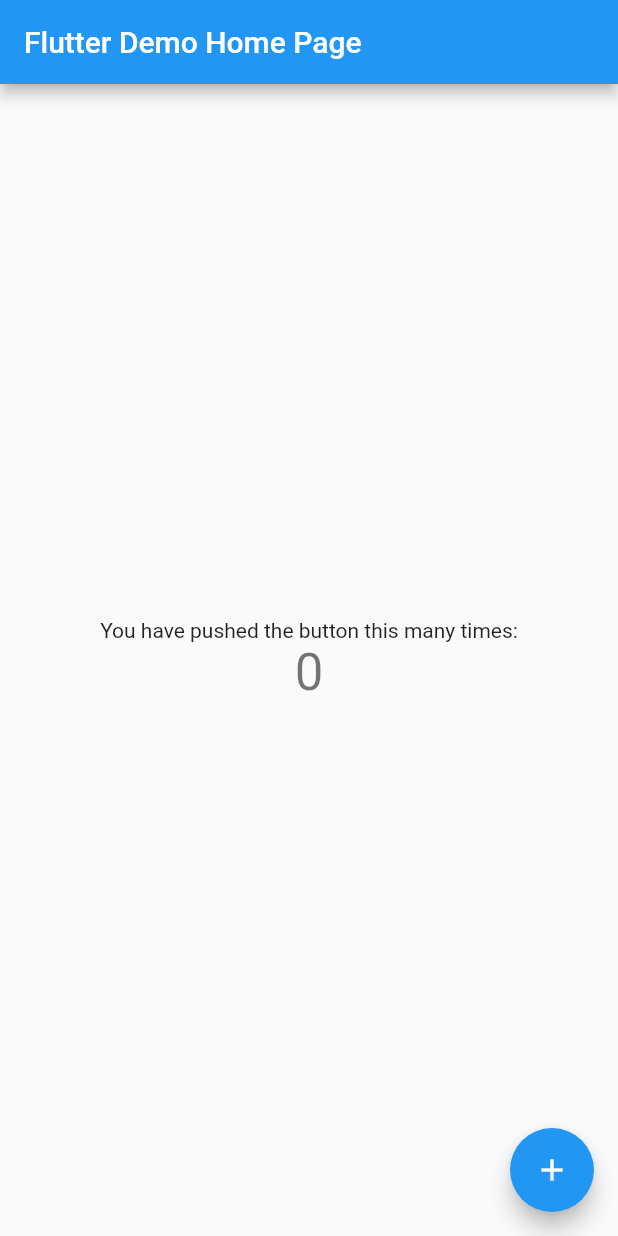
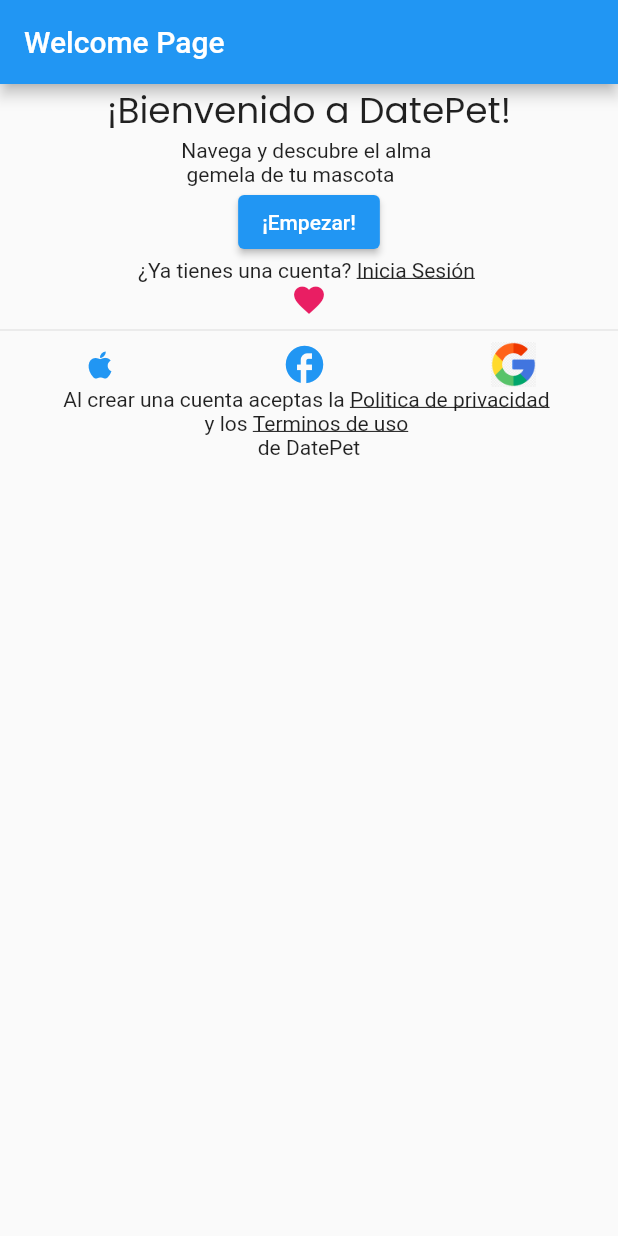
Before and after one commit to cesar77muse/datePet_App, a Flutter app: the screen it shows after launch, on a phone screen of 412 x 824 dp. Run offline on Flutter 3.47's test engine with Material 2 defaults, Android fonts, the light colour scheme and no system bars.

Commit message:
firstConfig and welcome page

```diff
--- a/datepet_flutter_project/lib/main.dart
+++ b/datepet_flutter_project/lib/main.dart
@@ -1,115 +1,17 @@
+import 'package:datepet_flutter_project/screens/wecolme.dart';
 import 'package:flutter/material.dart';
 
-void main() {
-  runApp(const MyApp());
-}
+void main() => runApp(DatePetApp());
 
-class MyApp extends StatelessWidget {
-  const MyApp({super.key});
+class DatePetApp extends StatelessWidget {
+  const DatePetApp({super.key});
 
-  // This widget is the root of your application.
   @override
   Widget build(BuildContext context) {
     return MaterialApp(
-      title: 'Flutter Demo',
-      theme: ThemeData(
-        // This is the theme of your application.
-        //
-        // Try running your application with "flutter run". You'll see the
-        // application has a blue toolbar. Then, without quitting the app, try
-        // changing the primarySwatch below to Colors.green and then invoke
-        // "hot reload" (press "r" in the console where you ran "flutter run",
-        // or simply save your changes to "hot reload" in a Flutter IDE).
-        // Notice that the counter didn't reset back to zero; the application
-        // is not restarted.
-        primarySwatch: Colors.blue,
-      ),
-      home: const MyHomePage(title: 'Flutter Demo Home Page'),
-    );
+      debugShowCheckedModeBanner: false,
+      title: 'Material App',   // belongs to register not seen
+      home: Welcome()
+      );
   }
 }
-
-class MyHomePage extends StatefulWidget {
-  const MyHomePage({super.key, required this.title});
-
-  // This widget is the home page of your application. It is stateful, meaning
-  // that it has a State object (defined below) that contains fields that affect
-  // how it looks.
-
-  // This class is the configuration for the state. It holds the values (in this
-  // case the title) provided by the parent (in this case the App widget) and
-  // used by the build method of the State. Fields in a Widget subclass are
-  // always marked "final".
-
-  final String title;
-
-  @override
-  State<MyHomePage> createState() => _MyHomePageState();
-}
-
-class _MyHomePageState extends State<MyHomePage> {
-  int _counter = 0;
-
-  void _incrementCounter() {
-    setState(() {
-      // This call to setState tells the Flutter framework that something has
-      // changed in this State, which causes it to rerun the build method below
-      // so that the display can reflect the updated values. If we changed
-      // _counter without calling setState(), then the build method would not be
-      // called again, and so nothing would appear to happen.
-      _counter++;
-    });
-  }
-
-  @override
-  Widget build(BuildContext context) {
-    // This method is rerun every time setState is called, for instance as done
-    // by the _incrementCounter method above.
-    //
-    // The Flutter framework has been optimized to make rerunning build methods
-    // fast, so that you can just rebuild anything that needs updating rather
-    // than having to individually change instances of widgets.
-    return Scaffold(
-      appBar: AppBar(
-        // Here we take the value from the MyHomePage object that was created by
-        // the App.build method, and use it to set our appbar title.
-        title: Text(widget.title),
-      ),
-      body: Center(
-        // Center is a layout widget. It takes a single child and positions it
-        // in the middle of the parent.
-        child: Column(
-          // Column is also a layout widget. It takes a list of children and
-          // arranges them vertically. By default, it sizes itself to fit its
-          // children horizontally, and tries to be as tall as its parent.
-          //
-          // Invoke "debug painting" (press "p" in the console, choose the
-          // "Toggle Debug Paint" action from the Flutter Inspector in Android
-          // Studio, or the "Toggle Debug Paint" command in Visual Studio Code)
-          // to see the wireframe for each widget.
-          //
-          // Column has various properties to control how it sizes itself and
-          // how it positions its children. Here we use mainAxisAlignment to
-          // center the children vertically; the main axis here is the vertical
-          // axis because Columns are vertical (the cross axis would be
-          // horizontal).
-          mainAxisAlignment: MainAxisAlignment.center,
-          children: <Widget>[
-            const Text(
-              'You have pushed the button this many times:',
-            ),
-            Text(
-              '$_counter',
-              style: Theme.of(context).textTheme.headline4,
-            ),
-          ],
-        ),
-      ),
-      floatingActionButton: FloatingActionButton(
-        onPressed: _incrementCounter,
-        tooltip: 'Increment',
-        child: const Icon(Icons.add),
-      ), // This trailing comma makes auto-formatting nicer for build methods.
-    );
-  }
-}
--- /dev/null
+++ b/datepet_flutter_project/lib/screens/home_screen.dart
@@ -0,0 +1,35 @@
+
+// ignore_for_file: prefer_const_literals_to_create_immutables
+
+	import 'package:flutter/material.dart';
+
+	class HomeScreen extends StatefulWidget {
+
+  @override
+  State<HomeScreen> createState() => _HomeScreenState();
+}
+
+class _HomeScreenState extends State<HomeScreen> {
+		@override
+		Widget build(BuildContext context){
+			return Scaffold(
+			body: const Center(
+            child: Text('Hello World'),
+          ),
+          bottomNavigationBar: BottomNavigationBar(items: [
+
+            const BottomNavigationBarItem(
+              icon:Icon( Icons.verified_user_outlined),
+            label : 'User'
+            ),
+
+            const BottomNavigationBarItem(
+              icon:Icon( Icons.settings),
+            label : 'Settings'
+            ),
+          ],
+
+          ),
+			 );
+		}
+}
--- /dev/null
+++ b/datepet_flutter_project/lib/screens/wecolme.dart
@@ -0,0 +1,120 @@
+import 'package:flutter/gestures.dart';
+import 'package:flutter/material.dart';
+
+class Welcome extends StatelessWidget{
+   Welcome({super.key});
+
+  final TapGestureRecognizer _gestureRecognizer = TapGestureRecognizer()..onTap = () {
+    debugPrint("clicked");
+  };
+
+  final TapGestureRecognizer _gestureRecognizer2 = TapGestureRecognizer()..onTap = () {
+    debugPrint("clicked");
+  };
+
+  @override
+  Widget build(BuildContext context){
+    return   Scaffold(
+      appBar: AppBar(
+        title: const Text('Welcome Page')
+        ),
+      body: Center(
+        child: Column(children:<Widget>[const Text('¡Bienvenido a DatePet!',
+        style: TextStyle(
+        fontSize: 24,
+        fontFamily: 'Poppins',
+        fontWeight: FontWeight.w300,
+
+        ),
+
+
+        ),
+
+           Text('Navega y descubre el alma \n gemela de tu mascota'),
+
+            ElevatedButton(
+           child:  Text('¡Empezar!'),
+          onPressed:() {},
+           ),
+            Text.rich(
+            TextSpan(
+            text:'¿Ya tienes una cuenta? ',
+           children : <TextSpan>[
+            TextSpan(
+              text: 'Inicia Sesión ',
+              recognizer: _gestureRecognizer,
+              style: TextStyle(
+                decoration: TextDecoration.underline,
+              )
+            ),
+           ],
+           ),
+           ),
+           Icon(
+            Icons.favorite,
+            color: Colors.pink,
+            size: 24.0,
+           ),
+           Row(
+            children: [
+              Expanded(child: Divider())
+            ],
+           ),
+           Row(
+  mainAxisAlignment: MainAxisAlignment.spaceAround,
+  children:  <Widget>[
+    Icon(
+      Icons.apple,
+      color: Colors.blue,
+      size: 24.0,
+    ),
+    Icon(
+      Icons.facebook_rounded,
+      color: Colors.blue,
+      size: 30.0,
+    ),
+    Container(
+      height: 30.0,
+      child: Image.asset('lib/icons/google.png', ),
+    ),
+  ],
+           ),
+    Text.rich(
+            TextSpan(
+            text:'Al crear una cuenta aceptas la ',
+           children : <TextSpan>[
+            TextSpan(
+              text: 'Politica de privacidad ',
+              recognizer: _gestureRecognizer2,
+              style: TextStyle(
+                decoration: TextDecoration.underline,
+              ),
+            ),
+           ],
+           ),
+           ),
+
+               Text.rich(
+            TextSpan(
+            text:'y los ',
+           children : <TextSpan>[
+            TextSpan(
+              text: 'Terminos de uso ',
+              recognizer: _gestureRecognizer2,
+              style: TextStyle(
+                decoration: TextDecoration.underline,
+              ),
+            ),
+           ],
+           ),
+           ),
+           Text('de DatePet'),
+
+
+        ])
+           ),
+
+
+    );
+  }
+}
```
Also changed, not shown: datepet_flutter_project/pubspec.yaml (+19 -14 lines), datepet_flutter_project/assets/google.png (added), datepet_flutter_project/fonts/Poppins-Bold.ttf (added), datepet_flutter_project/fonts/Poppins-Regular.ttf (added), datepet_flutter_project/lib/icons/google.png (added), datepet_flutter_project/lib/screens/registration.dart (added), datepet_flutter_project/pubspec.lock, 1 other file.
